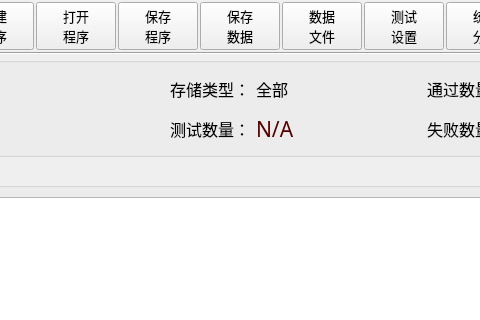
First picture: the form in MeterMode/clsMeterMode.ui, repository caicaiking/WKEFactoryView2014, before the edit; both pictures show x 588 to 1068 and y 0 to 320 of the 1280 by 768 pixel window.
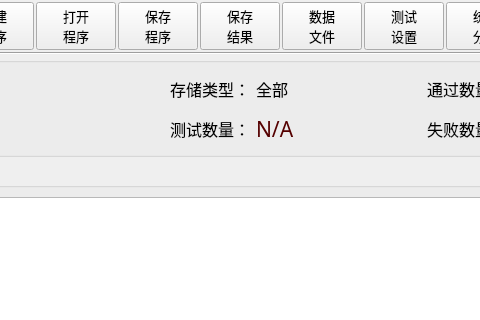
Second picture: the form after the edit. Icons and pictures are not drawn. Custom widgets are drawn as their Qt base class.

```diff
--- a/MeterMode/clsMeterMode.ui
+++ b/MeterMode/clsMeterMode.ui
@@ -373,7 +373,7 @@
         </property>
         <property name="text">
          <string>保存
-数据</string>
+结果</string>
         </property>
         <property name="icon">
          <iconset resource="../recFile/myRes.qrc">
```
